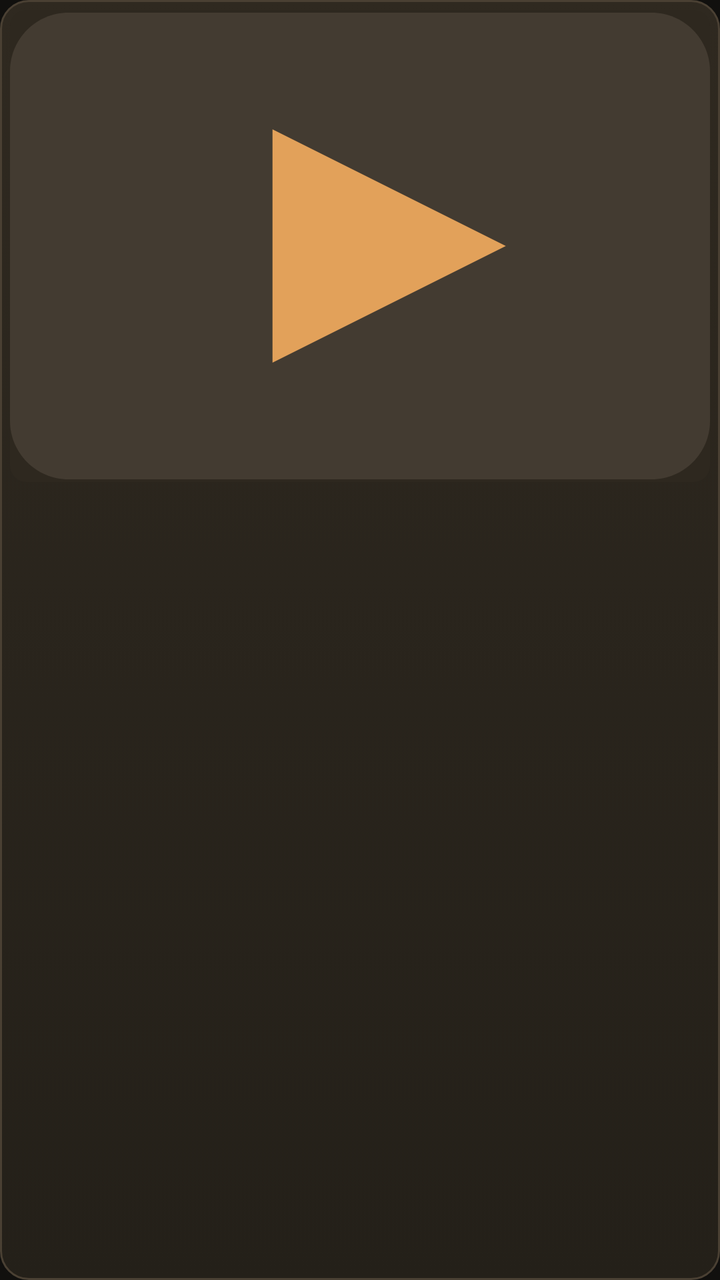
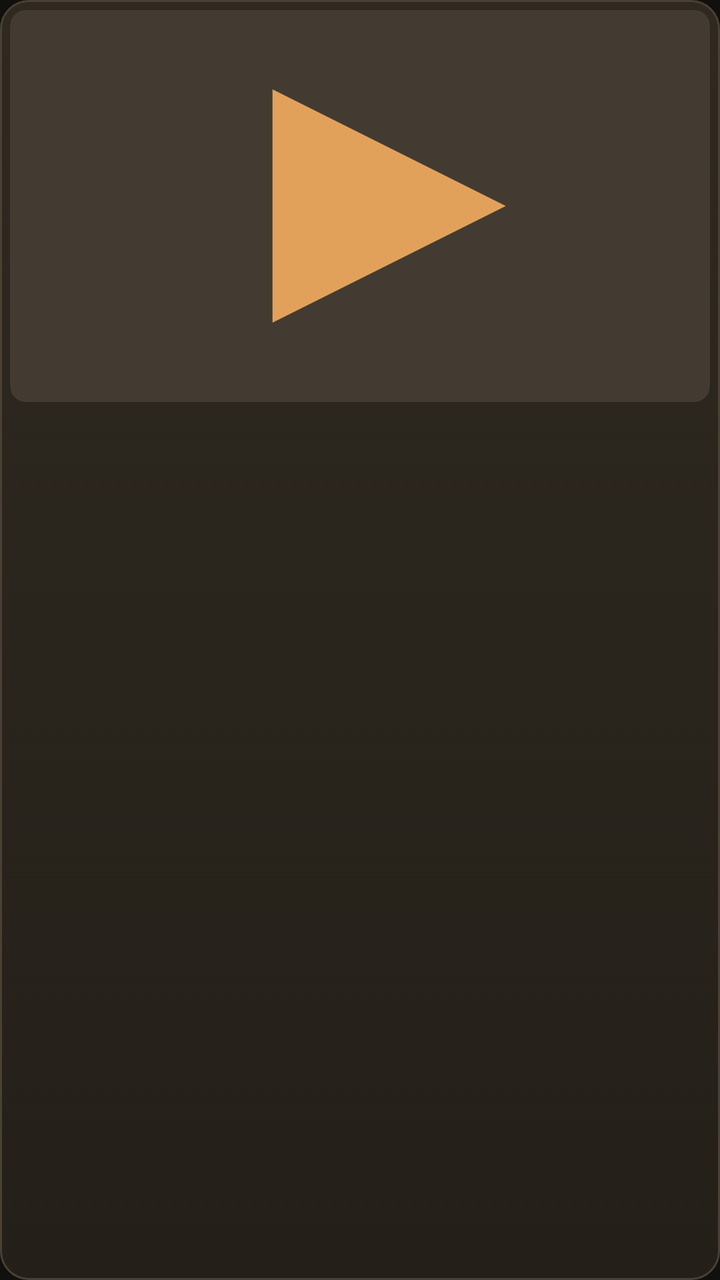

The first picture is an Android layout as it rendered before a commit; the second is the same layout after the commit. The layout source and the unified diff follow.
<!-- AndroidManifest.xml: application theme Theme.OlympusIptv -->
<!-- res/layout/item_fresh.xml -->
<?xml version="1.0" encoding="utf-8"?>
<LinearLayout xmlns:android="http://schemas.android.com/apk/res/android"
    xmlns:app="http://schemas.android.com/apk/res-auto"
    android:layout_width="match_parent"
    android:layout_height="wrap_content"
    android:layout_margin="7dp"
    android:background="@drawable/bg_focusable"
    android:clickable="true"
    android:focusable="true"
    android:focusableInTouchMode="true"
    android:gravity="center_horizontal"
    android:orientation="vertical"
    android:padding="5dp">

    <FrameLayout
        android:layout_width="match_parent"
        android:layout_height="236dp"
        android:background="@drawable/bg_poster_image"
        android:clipToOutline="true">

        <ImageView
            android:id="@+id/freshPoster"
            android:layout_width="match_parent"
            android:layout_height="match_parent"
            android:contentDescription="@null"
            android:scaleType="centerCrop"
            android:src="@drawable/ic_channel_placeholder" />

        
        <TextView
            android:id="@+id/freshCountBadge"
            android:layout_width="wrap_content"
            android:layout_height="24dp"
            android:layout_gravity="top|end"
            android:layout_margin="8dp"
            android:background="@drawable/bg_emby_count_badge"
            android:gravity="center"
            android:minWidth="24dp"
            android:paddingHorizontal="7dp"
            android:textColor="#FFFFFF"
            android:textSize="12sp"
            android:textStyle="bold"
            android:visibility="gone" />

        
        <FrameLayout
            android:id="@+id/freshHoverOverlay"
            android:layout_width="match_parent"
            android:layout_height="match_parent"
            android:background="#550E1116"
            android:visibility="gone">

            <ImageView
                android:layout_width="48dp"
                android:layout_height="48dp"
                android:layout_gravity="center"
                android:background="@drawable/bg_circle_play"
                android:contentDescription="@string/play"
                android:padding="13dp"
                android:src="@drawable/ic_play_triangle"
                app:tint="@color/text_primary" />

            <LinearLayout
                android:layout_width="wrap_content"
                android:layout_height="wrap_content"
                android:layout_gravity="bottom|end"
                android:layout_margin="8dp"
                android:orientation="horizontal">

                <ImageButton
                    android:id="@+id/btnCardWatched"
                    android:layout_width="32dp"
                    android:layout_height="32dp"
                    android:background="@drawable/bg_circle_action"
                    android:contentDescription="Mark watched"
                    android:focusable="false"
                    android:padding="7dp"
                    android:scaleType="fitCenter"
                    android:src="@drawable/ic_check"
                    app:tint="@color/text_primary" />

                <ImageButton
                    android:id="@+id/btnCardFavorite"
                    android:layout_width="32dp"
                    android:layout_height="32dp"
                    android:layout_marginStart="6dp"
                    android:background="@drawable/bg_circle_action"
                    android:contentDescription="@string/favorites"
                    android:focusable="false"
                    android:padding="7dp"
                    android:scaleType="fitCenter"
                    android:src="@drawable/ic_heart_outline"
                    app:tint="@color/text_primary" />

                <ImageButton
                    android:id="@+id/btnCardMore"
                    android:layout_width="32dp"
                    android:layout_height="32dp"
                    android:layout_marginStart="6dp"
                    android:background="@drawable/bg_circle_action"
                    android:contentDescription="More options"
                    android:focusable="false"
                    android:padding="7dp"
                    android:scaleType="fitCenter"
                    android:src="@drawable/ic_more_dots"
                    app:tint="@color/text_primary" />
            </LinearLayout>
        </FrameLayout>
    </FrameLayout>

    <TextView
        android:id="@+id/freshTitle"
        android:layout_width="match_parent"
        android:layout_height="wrap_content"
        android:layout_marginTop="8dp"
        android:ellipsize="end"
        android:gravity="center"
        android:maxLines="1"
        android:textColor="@color/text_primary"
        android:textSize="14sp"
        android:textStyle="bold" />

    <TextView
        android:id="@+id/freshService"
        android:layout_width="match_parent"
        android:layout_height="wrap_content"
        android:layout_marginTop="2dp"
        android:ellipsize="end"
        android:gravity="center"
        android:maxLines="1"
        android:textColor="@color/text_secondary"
        android:textSize="12sp" />
</LinearLayout>
<!-- resources referenced by this layout -->
<resources>
  <color name="text_primary">#F8F4EC</color>
  <color name="text_secondary">#CEC0AC</color>
  <!-- drawable bg_circle_action (drawable) -->
  <?xml version="1.0" encoding="utf-8"?>
  <selector xmlns:android="http://schemas.android.com/apk/res/android">
      <item android:state_focused="true">
          <shape android:shape="oval">
              <solid android:color="#E2A15A" />
          </shape>
      </item>
      <item>
          <shape android:shape="oval">
              <solid android:color="#3A3D45" />
          </shape>
      </item>
  </selector>
  <!-- drawable bg_circle_play (drawable) -->
  <?xml version="1.0" encoding="utf-8"?>
  <shape xmlns:android="http://schemas.android.com/apk/res/android" android:shape="oval">
      <solid android:color="#AA1A1D24" />
      <stroke android:width="1.5dp" android:color="#88FFFFFF" />
  </shape>
  <!-- drawable bg_emby_count_badge (drawable) -->
  <?xml version="1.0" encoding="utf-8"?>
  <shape xmlns:android="http://schemas.android.com/apk/res/android" android:shape="rectangle">
      <solid android:color="#49A84C" />
      <corners android:radius="999dp" />
  </shape>
  <!-- drawable bg_poster_image (drawable) -->
  <?xml version="1.0" encoding="utf-8"?>
  <shape xmlns:android="http://schemas.android.com/apk/res/android">
      <solid android:color="@color/bg_panel" />
      <corners android:radius="8dp" />
  </shape>
  <!-- drawable ic_channel_placeholder (drawable) -->
  <?xml version="1.0" encoding="utf-8"?>
  <vector xmlns:android="http://schemas.android.com/apk/res/android"
      android:width="48dp"
      android:height="48dp"
      android:viewportWidth="48"
      android:viewportHeight="48">
      <path
          android:fillColor="#433B31"
          android:pathData="M4,8h40c2.2,0 4,1.8 4,4v24c0,2.2 -1.8,4 -4,4h-40c-2.2,0 -4,-1.8 -4,-4v-24c0,-2.2 1.8,-4 4,-4z" />
      <path
          android:fillColor="#E2A15A"
          android:pathData="M18,16l16,8 -16,8z" />
  </vector>
  <!-- drawable ic_check (drawable) -->
  <vector xmlns:android="http://schemas.android.com/apk/res/android"
      android:width="20dp" android:height="20dp" android:viewportWidth="24" android:viewportHeight="24">
      <path android:fillColor="#FFFFFF" android:pathData="M9,16.17L4.83,12l-1.42,1.41L9,19 21,7l-1.41,-1.41z"/>
  </vector>
  <!-- drawable ic_heart_outline (drawable) -->
  <vector xmlns:android="http://schemas.android.com/apk/res/android"
      android:width="20dp" android:height="20dp" android:viewportWidth="24" android:viewportHeight="24">
      <path android:fillColor="#FFFFFF" android:pathData="M16.5,3c-1.74,0 -3.41,0.81 -4.5,2.09C10.91,3.81 9.24,3 7.5,3 4.42,3 2,5.42 2,8.5c0,3.78 3.4,6.86 8.55,11.54L12,21.35l1.45,-1.32C18.6,15.36 22,12.28 22,8.5 22,5.42 19.58,3 16.5,3zM12.1,18.55l-0.1,0.1 -0.1,-0.1C7.14,14.24 4,11.39 4,8.5 4,6.5 5.5,5 7.5,5c1.54,0 3.04,0.99 3.57,2.36h1.87C13.46,5.99 14.96,5 16.5,5c2,0 3.5,1.5 3.5,3.5 0,2.89 -3.14,5.74 -7.9,10.05z"/>
  </vector>
  <!-- drawable ic_more_dots (drawable) -->
  <vector xmlns:android="http://schemas.android.com/apk/res/android"
      android:width="20dp" android:height="20dp" android:viewportWidth="24" android:viewportHeight="24">
      <path android:fillColor="#FFFFFF" android:pathData="M6,10c-1.1,0 -2,0.9 -2,2s0.9,2 2,2 2,-0.9 2,-2 -0.9,-2 -2,-2zM18,10c-1.1,0 -2,0.9 -2,2s0.9,2 2,2 2,-0.9 2,-2 -0.9,-2 -2,-2zM12,10c-1.1,0 -2,0.9 -2,2s0.9,2 2,2 2,-0.9 2,-2 -0.9,-2 -2,-2z"/>
  </vector>
  <!-- drawable ic_play_triangle (drawable) -->
  <vector xmlns:android="http://schemas.android.com/apk/res/android"
      android:width="20dp" android:height="20dp" android:viewportWidth="24" android:viewportHeight="24">
      <path android:fillColor="#FFFFFF" android:pathData="M8,5v14l11,-7z"/>
  </vector>
  <string name="favorites">Favorites</string>
  <string name="play">Play</string>
  <color name="focus">#F5CA8E</color>
  <color name="accent">#E6A65C</color>
  <color name="stroke">#4A4033</color>
  <color name="bg_panel">#2E281F</color>
  <color name="bg">#11100E</color>
  <!-- unchanged entries left out for length: 2 -->
</resources>

<!-- the commit's change to res/layout/item_fresh.xml (unified diff, before → after) -->
@@ -3,7 +3,7 @@
     xmlns:app="http://schemas.android.com/apk/res-auto"
     android:layout_width="match_parent"
     android:layout_height="wrap_content"
-    android:layout_margin="7dp"
+    android:layout_margin="6dp"
     android:background="@drawable/bg_focusable"
     android:clickable="true"
     android:focusable="true"
@@ -14,7 +14,7 @@
 
     <FrameLayout
         android:layout_width="match_parent"
-        android:layout_height="236dp"
+        android:layout_height="196dp"
         android:background="@drawable/bg_poster_image"
         android:clipToOutline="true">
 
@@ -112,12 +112,12 @@
         android:id="@+id/freshTitle"
         android:layout_width="match_parent"
         android:layout_height="wrap_content"
-        android:layout_marginTop="8dp"
+        android:layout_marginTop="6dp"
         android:ellipsize="end"
         android:gravity="center"
         android:maxLines="1"
         android:textColor="@color/text_primary"
-        android:textSize="14sp"
+        android:textSize="13sp"
         android:textStyle="bold" />
 
     <TextView
@@ -129,5 +129,5 @@
         android:gravity="center"
         android:maxLines="1"
         android:textColor="@color/text_secondary"
-        android:textSize="12sp" />
+        android:textSize="11sp" />
 </LinearLayout>
